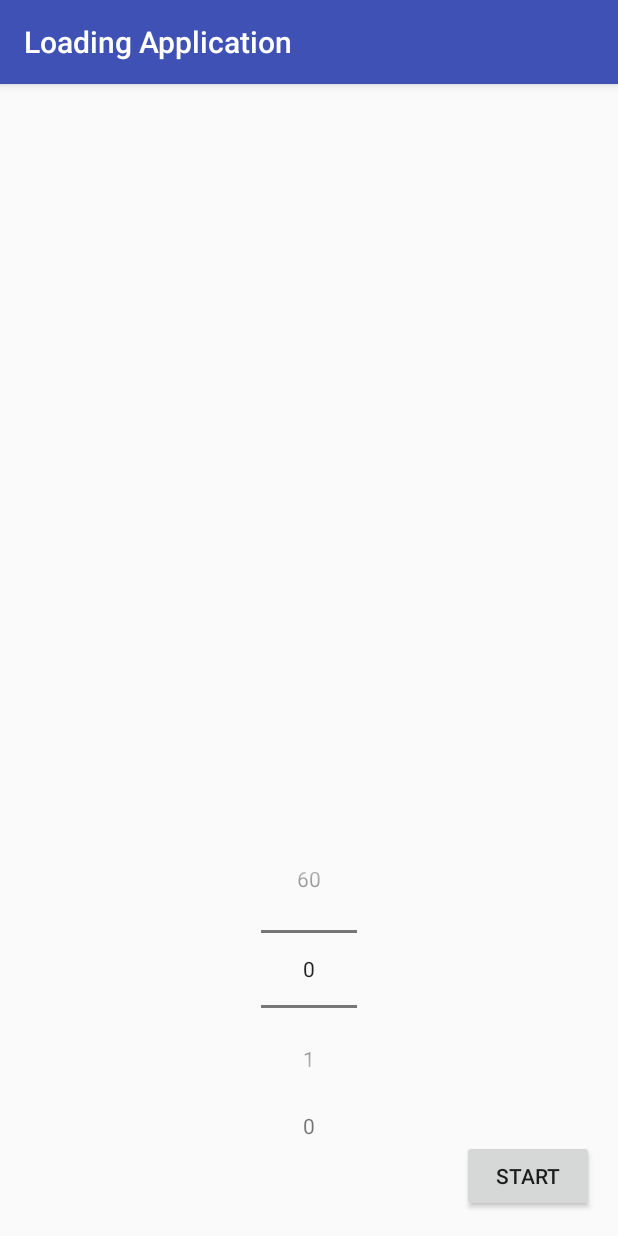
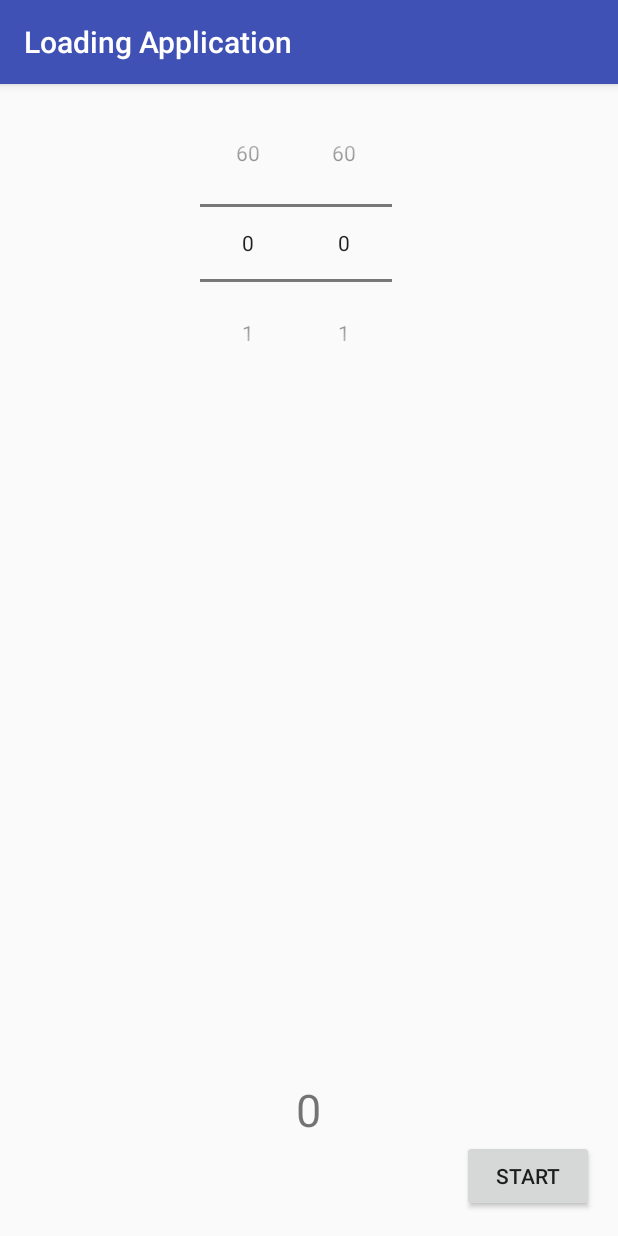
Before and after one commit to malvoisinl/android-example-loading, an Android app: the screen it shows after launch (MainActivity), after a tap on "START", on a phone screen of 412 x 824 dp. Run offline under Robolectric (Android 15) with nearby library versions, the phone set to English and light mode, and no system bars.

Commit message:
Added minutes Picker

```diff
--- a/app/src/main/java/fr/iut_amiens/loadingapplication/LoadingTask.java
+++ b/app/src/main/java/fr/iut_amiens/loadingapplication/LoadingTask.java
@@ -2,6 +2,7 @@ package fr.iut_amiens.loadingapplication;
 
 import android.content.Context;
 import android.os.AsyncTask;
+import android.os.Parcel;
 import android.os.VibrationEffect;
 import android.util.Log;
 import android.widget.Button;
@@ -13,20 +14,20 @@ public class LoadingTask extends AsyncTask<Object, Integer, String> {
 
     private final Context context;
     private final TextView textView;
-    private final NumberPicker numberPicker;
+    private final int seconds;
     private final Button button;
 
-    public LoadingTask(Context context, TextView textView, NumberPicker numberPicker, Button button) {
+    public LoadingTask(Context context, TextView textView, int seconds, Button button) {
         this.context = context;
         this.textView = textView;
-        this.numberPicker = numberPicker;
         this.button = button;
+        this.seconds = seconds;
     }
 
     @Override
     protected String doInBackground(Object[] params) {
         try {
-            int progress = numberPicker.getValue();
+            int progress = seconds;
             Log.d("", "======================= doInBackground: "+progress);
             while (progress > 0) {
                 Thread.sleep(1000);
@@ -41,15 +42,13 @@ public class LoadingTask extends AsyncTask<Object, Integer, String> {
 
     @Override
     protected void onPreExecute() {
-        textView.setText(numberPicker.getValue()+"");
-        Toast.makeText(context, "démarrage", Toast.LENGTH_SHORT).show();
+        textView.setText(seconds+"");
     }
 
     @Override
     protected void onPostExecute(String s) {
         textView.setText("0");
         button.setText("Start");
-        VibrationEffect Create(100, 255);
         Toast.makeText(context, s, Toast.LENGTH_SHORT).show();
     }
 
@@ -60,7 +59,7 @@ public class LoadingTask extends AsyncTask<Object, Integer, String> {
 
     @Override
     protected void onCancelled() {
-        Toast.makeText(context, "cancelled", Toast.LENGTH_SHORT).show();
+        Toast.makeText(context, "annulé", Toast.LENGTH_SHORT).show();
         textView.setText("0");
     }
 }
--- a/app/src/main/java/fr/iut_amiens/loadingapplication/MainActivity.java
+++ b/app/src/main/java/fr/iut_amiens/loadingapplication/MainActivity.java
@@ -4,14 +4,12 @@ import android.os.Bundle;
 import android.support.v7.app.AppCompatActivity;
 import android.view.View;
 import android.widget.Button;
-import android.widget.EditText;
 import android.widget.NumberPicker;
-import android.widget.ProgressBar;
 import android.widget.TextView;
 
 public class MainActivity extends AppCompatActivity implements View.OnClickListener {
 
-    private NumberPicker numberPicker;
+    private NumberPicker numberPickerSeconds, numberPickerMinutes;
     private TextView textView;
     private Button button;
     private LoadingTask loadingTask = null;
@@ -21,12 +19,15 @@ public class MainActivity extends AppCompatActivity implements View.OnClickListe
         super.onCreate(savedInstanceState);
         setContentView(R.layout.activity_main);
 
-        numberPicker = (NumberPicker) findViewById(R.id.numberPicker2);
-        button = (Button) findViewById(R.id.button);
-        textView = (TextView) findViewById(R.id.timeLeft);
+        numberPickerSeconds = findViewById(R.id.numberPickerSecond);
+        numberPickerMinutes = findViewById(R.id.numberPickerMinutes);
+        button = findViewById(R.id.button);
+        textView = findViewById(R.id.timeLeft);
 
-        numberPicker.setMinValue(0);
-        numberPicker.setMaxValue(60);
+        numberPickerSeconds.setMinValue(0);
+        numberPickerSeconds.setMaxValue(60);
+        numberPickerMinutes.setMinValue(0);
+        numberPickerMinutes.setMaxValue(60);
 
         button.setOnClickListener(this);
     }
@@ -38,7 +39,8 @@ public class MainActivity extends AppCompatActivity implements View.OnClickListe
             loadingTask = null;
             button.setText(R.string.start);
         } else {
-            loadingTask = new LoadingTask(this, textView, numberPicker, button);
+            int totalSeconds = numberPickerSeconds.getValue() + numberPickerMinutes.getValue()*60;
+            loadingTask = new LoadingTask(this, textView, totalSeconds, button);
             loadingTask.execute();
             button.setText(R.string.cancel);
         }
--- a/app/src/main/res/layout/activity_main.xml
+++ b/app/src/main/res/layout/activity_main.xml
@@ -25,14 +25,23 @@
         android:layout_height="wrap_content"
         android:layout_above="@+id/button"
         android:layout_centerHorizontal="true"
-        android:text="0" />
+        android:text="@string/timeLeftText"
+        android:textSize="30sp" />
 
     <NumberPicker
-        android:id="@+id/numberPicker2"
+        android:id="@+id/numberPickerSecond"
         android:layout_width="wrap_content"
         android:layout_height="wrap_content"
-        android:layout_above="@+id/button"
-        android:layout_centerHorizontal="true"
-        android:layout_marginBottom="24dp" />
+        android:layout_alignLeft="@+id/timeLeft"
+        android:layout_alignParentTop="true"
+        android:layout_alignStart="@+id/timeLeft" />
+
+    <NumberPicker
+        android:id="@+id/numberPickerMinutes"
+        android:layout_width="wrap_content"
+        android:layout_height="wrap_content"
+        android:layout_alignParentTop="true"
+        android:layout_toLeftOf="@+id/numberPickerSecond"
+        android:layout_toStartOf="@+id/numberPickerSecond" />
 
 </RelativeLayout>
--- a/app/src/main/res/values/strings.xml
+++ b/app/src/main/res/values/strings.xml
@@ -2,4 +2,5 @@
     <string name="app_name">Loading Application</string>
     <string name="start">Start</string>
     <string name="cancel">Cancel</string>
+    <string name="timeLeftText">0</string>
 </resources>
```
